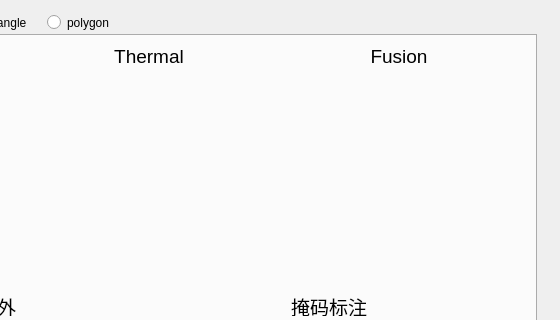
Before: the Qt Designer form main_ui.ui in jialema/annotation_tool, drawn with Qt 5; both pictures show x 393 to 953 and y 0 to 320 of the 953 by 642 pixel window.
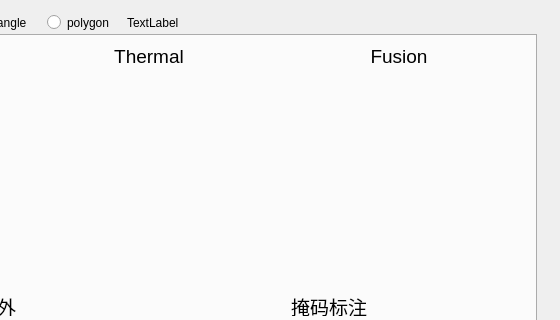
After: the same form once the commit is applied.

```diff
--- a/main_ui.ui
+++ b/main_ui.ui
@@ -388,6 +388,19 @@
      <string>polygon</string>
     </property>
    </widget>
+   <widget class="QLabel" name="label_log">
+    <property name="geometry">
+     <rect>
+      <x>520</x>
+      <y>12</y>
+      <width>400</width>
+      <height>21</height>
+     </rect>
+    </property>
+    <property name="text">
+     <string>TextLabel</string>
+    </property>
+   </widget>
   </widget>
   <widget class="QMenuBar" name="menubar">
    <property name="geometry">
```
